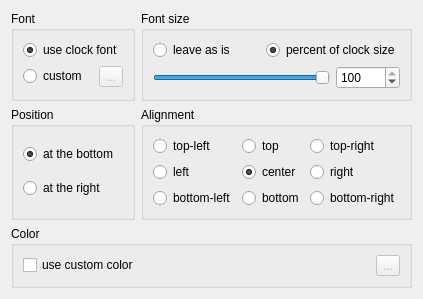
Kolcha/DigitalClock4, file plugin_core/base_settings_widget.ui: the form before one commit.
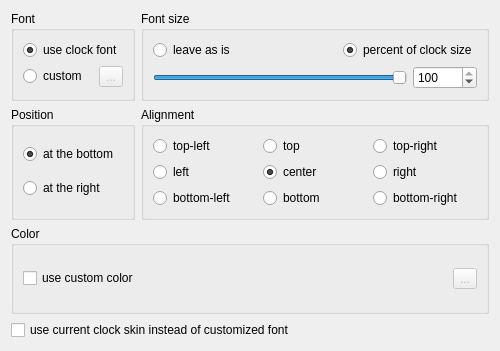
The form after the commit.

Commit message:
added new control to common GUI
branch : plugins

```diff
--- a/plugin_core/base_settings_widget.ui
+++ b/plugin_core/base_settings_widget.ui
@@ -6,8 +6,8 @@
    <rect>
     <x>0</x>
     <y>0</y>
-    <width>398</width>
-    <height>290</height>
+    <width>500</width>
+    <height>351</height>
    </rect>
   </property>
   <layout class="QGridLayout" name="base_settings_layout">
@@ -242,6 +242,13 @@
      </layout>
     </widget>
    </item>
+   <item row="3" column="0" colspan="2">
+    <widget class="QCheckBox" name="use_clock_skin">
+     <property name="text">
+      <string>use current clock skin instead of customized font</string>
+     </property>
+    </widget>
+   </item>
   </layout>
  </widget>
  <resources/>
```
Left out of the diff: 52 changed lines with no effect on the pictures. The commit also changes 4 other files.
